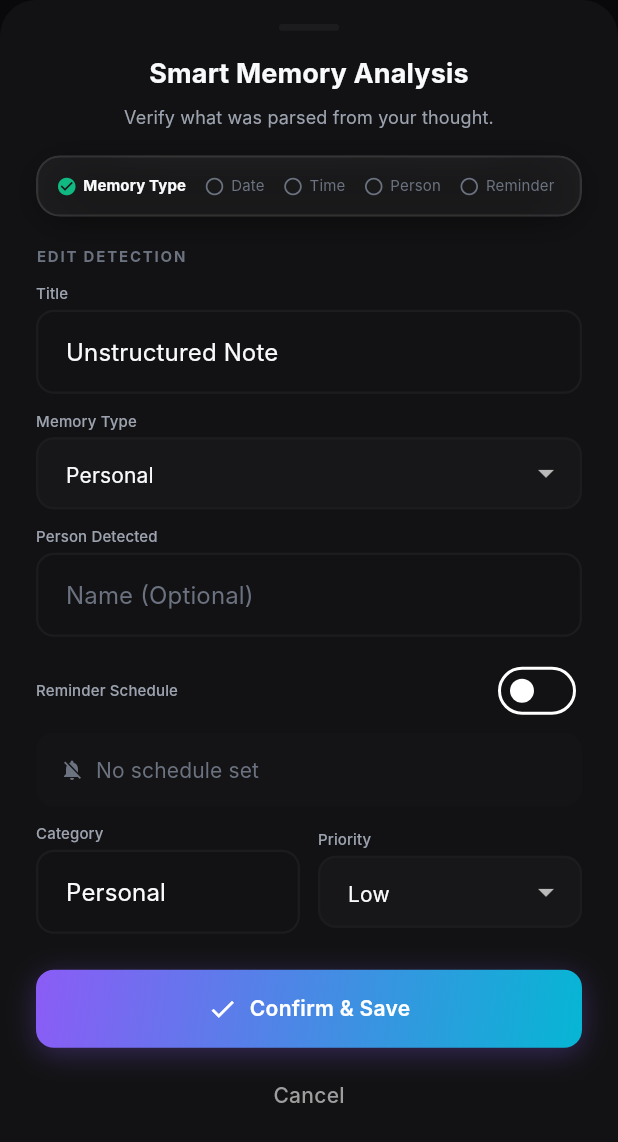
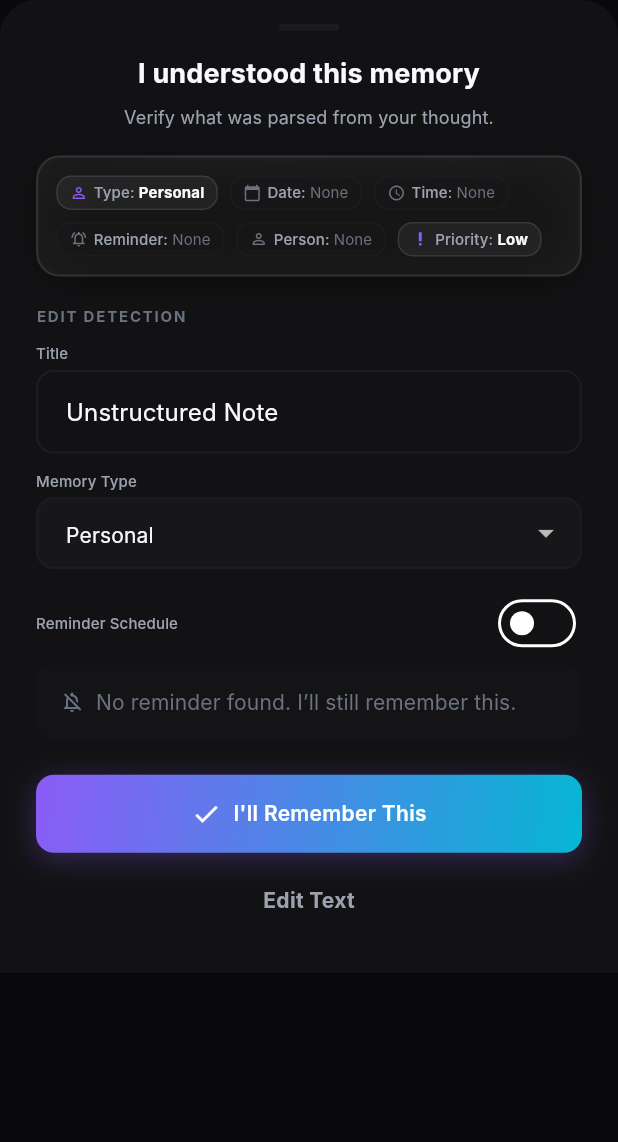
Before and after one commit to Ganumetku/MemoryOS, a Flutter app: the SmartAnalysisBottomSheet widget shown alone on an empty page, opened directly with empty values, on a phone screen of 412 x 824 dp. Shown: the top 1142 px of the screen. Run offline on Flutter 3.47's test engine with Material 3 defaults, Android fonts, the phone set to English and light mode, and no system bars; our stand-ins replace equatable, flutter_bloc, flutter_local_notifications, flutter_timezone, fpdart, get_it and 7 more; missing offline and left inert: android_alarm_manager_plus; accounts and stored records are empty; generated files the repository leaves out were written again; Roboto replaces fonts that are missing (Inter).

Commit message:
feat(preview): polish smart analysis preview layout and action buttons

```diff
--- a/lib/features/capture/presentation/widgets/smart_analysis_bottom_sheet.dart
+++ b/lib/features/capture/presentation/widgets/smart_analysis_bottom_sheet.dart
@@ -14,6 +14,7 @@ import '../../../../shared/widgets/memory_primary_button.dart';
 import '../../../../shared/widgets/memory_text_field.dart';
 import '../bloc/capture_cubit.dart';
 import '../../../memories/presentation/bloc/memory_cubit.dart';
+import '../../../../core/utils/memory_type_helper.dart';
 
 /// Bottom sheet showcasing natural language analysis tags.
 /// Prompts the user to review, edit, and confirm auto-extracted details.
@@ -47,8 +48,6 @@ class _SmartAnalysisBottomSheetState extends State<SmartAnalysisBottomSheet> {
     'Reminder',
     'Task',
   ];
-
-  final List<String> _priorities = ['Low', 'Medium', 'High'];
 
   String _selectedType = 'Personal';
   String _selectedPriority = 'Low';
@@ -141,7 +140,7 @@ class _SmartAnalysisBottomSheetState extends State<SmartAnalysisBottomSheet> {
             AppSpacing.v16,
 
             Text(
-              'Smart Memory Analysis',
+              'I understood this memory',
               textAlign: TextAlign.center,
               style: AppTextStyles.titleLarge.copyWith(
                 color: AppColors.textDarkPrimary,
@@ -158,23 +157,54 @@ class _SmartAnalysisBottomSheetState extends State<SmartAnalysisBottomSheet> {
             ),
             AppSpacing.v16,
 
-            // Extraction Status Badges (Checkmarks)
+            // Extraction Status Badges (Chips)
             MemoryGlassCard(
               padding: AppSpacing.pAll12,
               child: Wrap(
-                spacing: 12,
+                spacing: 8,
                 runSpacing: 8,
                 children: [
-                  _buildDetectionIndicator('✓ Memory Type', true),
-                  _buildDetectionIndicator('✓ Date', _parsed.date != null),
-                  _buildDetectionIndicator('✓ Time', _parsed.time != null),
-                  _buildDetectionIndicator(
-                    '✓ Person',
-                    _parsed.personName != null,
+                  _buildDetectedChip(
+                    MemoryTypeHelper.getConfig(_selectedType).icon,
+                    'Type',
+                    _selectedType,
+                    true,
                   ),
-                  _buildDetectionIndicator(
-                    '✓ Reminder',
-                    _parsed.reminderAt != null,
+                  _buildDetectedChip(
+                    Icons.calendar_today,
+                    'Date',
+                    _parsed.date != null
+                        ? _formatDateOnly(_parsed.date!)
+                        : 'None',
+                    _parsed.date != null,
+                  ),
+                  _buildDetectedChip(
+                    Icons.access_time,
+                    'Time',
+                    _parsed.time ?? 'None',
+                    _parsed.time != null,
+                  ),
+                  _buildDetectedChip(
+                    Icons.notifications_active_outlined,
+                    'Reminder',
+                    _reminderAt != null
+                        ? _formatTimeOnly(_reminderAt!)
+                        : 'None',
+                    _reminderAt != null,
+                  ),
+                  _buildDetectedChip(
+                    Icons.person_outline,
+                    'Person',
+                    _personController.text.trim().isNotEmpty
+                        ? _personController.text.trim()
+                        : 'None',
+                    _personController.text.trim().isNotEmpty,
+                  ),
+                  _buildDetectedChip(
+                    Icons.priority_high,
+                    'Priority',
+                    _selectedPriority,
+                    true,
                   ),
                 ],
               ),
@@ -242,20 +272,6 @@ class _SmartAnalysisBottomSheetState extends State<SmartAnalysisBottomSheet> {
                   });
                 }
               },
-            ),
-            AppSpacing.v12,
-
-            // Person Name
-            Text(
-              'Person Detected',
-              style: AppTextStyles.labelSmall.copyWith(
-                color: AppColors.textDarkSecondary,
-              ),
-            ),
-            AppSpacing.v4,
-            MemoryTextField(
-              controller: _personController,
-              hintText: 'Name (Optional)',
             ),
             AppSpacing.v12,
 
@@ -394,106 +410,43 @@ class _SmartAnalysisBottomSheetState extends State<SmartAnalysisBottomSheet> {
                 child: Row(
                   children: [
                     const Icon(
-                      Icons.notifications_off,
+                      Icons.notifications_off_outlined,
                       size: 16,
                       color: AppColors.textDarkTertiary,
                     ),
                     AppSpacing.h8,
-                    Text(
-                      'No schedule set',
+                    Expanded(
+                      child: Text(
+                        "No reminder found. I’ll still remember this.",
                         style: AppTextStyles.bodyMedium.copyWith(
                           color: AppColors.textDarkTertiary,
+                        ),
                       ),
                     ),
                   ],
                 ),
               ),
             ],
-            AppSpacing.v12,
-
-            // Category & Priority
-            Row(
-              children: [
-                Expanded(
-                  child: Column(
-                    crossAxisAlignment: CrossAxisAlignment.start,
-                    children: [
-                      Text(
-                        'Category',
-                        style: AppTextStyles.labelSmall.copyWith(
-                          color: AppColors.textDarkSecondary,
-                        ),
-                      ),
-                      AppSpacing.v4,
-                      MemoryTextField(
-                        controller: _categoryController,
-                        hintText: 'Category',
-                      ),
-                    ],
-                  ),
-                ),
-                AppSpacing.h12,
-                Expanded(
-                  child: Column(
-                    crossAxisAlignment: CrossAxisAlignment.start,
-                    children: [
-                      Text(
-                        'Priority',
-                        style: AppTextStyles.labelSmall.copyWith(
-                          color: AppColors.textDarkSecondary,
-                        ),
-                      ),
-                      AppSpacing.v4,
-                      DropdownButtonFormField<String>(
-                        initialValue: _selectedPriority,
-                        dropdownColor: AppColors.bgDarkSecondary,
-                        style: AppTextStyles.bodyMedium.copyWith(
-                          color: AppColors.textDarkPrimary,
-                        ),
-                        decoration: InputDecoration(
-                          filled: true,
-                          fillColor: AppColors.bgDarkTertiary.withAlpha(128),
-                          contentPadding: const EdgeInsets.symmetric(
-                            horizontal: 16,
-                            vertical: 12,
-                          ),
-                          border: OutlineInputBorder(
-                            borderRadius: BorderRadius.circular(12),
-                            borderSide: BorderSide.none,
-                          ),
-                        ),
-                        items: _priorities
-                            .map(
-                              (p) => DropdownMenuItem(value: p, child: Text(p)),
-                            )
-                            .toList(),
-                        onChanged: (val) {
-                          if (val != null) {
-                            setState(() {
-                              _selectedPriority = val;
-                            });
-                          }
-                        },
-                      ),
-                    ],
-                  ),
-                ),
-              ],
-            ),
             AppSpacing.v24,
 
             // Action Buttons
             MemoryPrimaryButton(
-              text: 'Confirm & Save',
+              text: "I'll Remember This",
               icon: Icons.check,
               onPressed: () {
                 final tagsList = <String>[];
-                if (_categoryController.text.trim().isNotEmpty) {
-                  tagsList.add(_categoryController.text.trim());
+                if (_parsed.category.isNotEmpty) {
+                  tagsList.add(_parsed.category);
                 }
-                if (_personController.text.trim().isNotEmpty) {
-                  tagsList.add(_personController.text.trim());
+                if (_parsed.personName != null &&
+                    _parsed.personName!.isNotEmpty) {
+                  tagsList.add(_parsed.personName!);
                 }
+                tagsList.addAll(
+                  _parsed.tags.where(
+                    (t) => t != _parsed.category && t != _parsed.personName,
+                  ),
+                );
 
                 // If reminder time has already passed, show error and block saving
                 if (_reminderAt != null &&
@@ -549,14 +502,14 @@ class _SmartAnalysisBottomSheetState extends State<SmartAnalysisBottomSheet> {
                   } catch (_) {}
                 }
 
-                // Show success snackbar
-                if (_reminderAt != null) {
-                  final formattedTime = _formatTimeOnly(_reminderAt!);
+                // Show success snackbar/success state
                 ScaffoldMessenger.of(context).clearSnackBars();
                 ScaffoldMessenger.of(context).showSnackBar(
                   SnackBar(
                     content: Text(
-                        "I'll remind you at $formattedTime.",
+                      _reminderAt != null
+                          ? "I'll remind you at ${_formatTimeOnly(_reminderAt!)}."
+                          : "I'll remember this for you.",
                       style: const TextStyle(
                         color: Colors.white,
                         fontWeight: FontWeight.bold,
@@ -569,7 +522,6 @@ class _SmartAnalysisBottomSheetState extends State<SmartAnalysisBottomSheet> {
                     ),
                   ),
                 );
-                }
 
                 Navigator.pop(
                   context,
@@ -581,8 +533,11 @@ class _SmartAnalysisBottomSheetState extends State<SmartAnalysisBottomSheet> {
             TextButton(
               onPressed: () => Navigator.pop(context),
               child: Text(
-                'Cancel',
-                style: AppTextStyles.titleSmall.copyWith(color: Colors.grey),
+                'Edit Text',
+                style: AppTextStyles.titleSmall.copyWith(
+                  color: AppColors.textDarkSecondary,
+                  fontWeight: FontWeight.bold,
+                ),
               ),
             ),
           ],
@@ -591,26 +546,69 @@ class _SmartAnalysisBottomSheetState extends State<SmartAnalysisBottomSheet> {
     );
   }
 
-  Widget _buildDetectionIndicator(String label, bool isDetected) {
-    return Row(
+  String _formatDateOnly(DateTime date) {
+    final months = [
+      'Jan',
+      'Feb',
+      'Mar',
+      'Apr',
+      'May',
+      'Jun',
+      'Jul',
+      'Aug',
+      'Sep',
+      'Oct',
+      'Nov',
+      'Dec',
+    ];
+    return '${date.day} ${months[date.month - 1]}';
+  }
+
+  Widget _buildDetectedChip(
+    IconData icon,
+    String label,
+    String value,
+    bool isDetected,
+  ) {
+    final color = isDetected
+        ? AppColors.brandPrimary
+        : AppColors.textDarkTertiary;
+    return Container(
+      padding: const EdgeInsets.symmetric(horizontal: 8, vertical: 4),
+      decoration: BoxDecoration(
+        color: isDetected ? AppColors.glassDarkSurface : Colors.transparent,
+        borderRadius: BorderRadius.circular(10),
+        border: Border.all(
+          color: isDetected
+              ? AppColors.glassDarkBorder
+              : AppColors.bgDarkTertiary,
+          width: 1.0,
+        ),
+      ),
+      child: Row(
         mainAxisSize: MainAxisSize.min,
         children: [
-        Icon(
-          isDetected ? Icons.check_circle : Icons.radio_button_unchecked,
-          size: 14,
-          color: isDetected ? AppColors.success : AppColors.textDarkTertiary,
+          Icon(icon, size: 12, color: color),
+          const SizedBox(width: 4),
+          Text(
+            '$label: ',
+            style: AppTextStyles.labelSmall.copyWith(
+              color: AppColors.textDarkSecondary,
+              fontSize: 10,
             ),
-        AppSpacing.h4,
+          ),
           Text(
-          label.replaceAll('✓ ', ''),
+            value,
             style: AppTextStyles.labelSmall.copyWith(
               color: isDetected
                   ? AppColors.textDarkPrimary
                   : AppColors.textDarkTertiary,
               fontWeight: isDetected ? FontWeight.bold : FontWeight.normal,
+              fontSize: 10,
             ),
           ),
         ],
+      ),
     );
   }
 }
```
Lines whose indentation alone changed are shown as unchanged.
